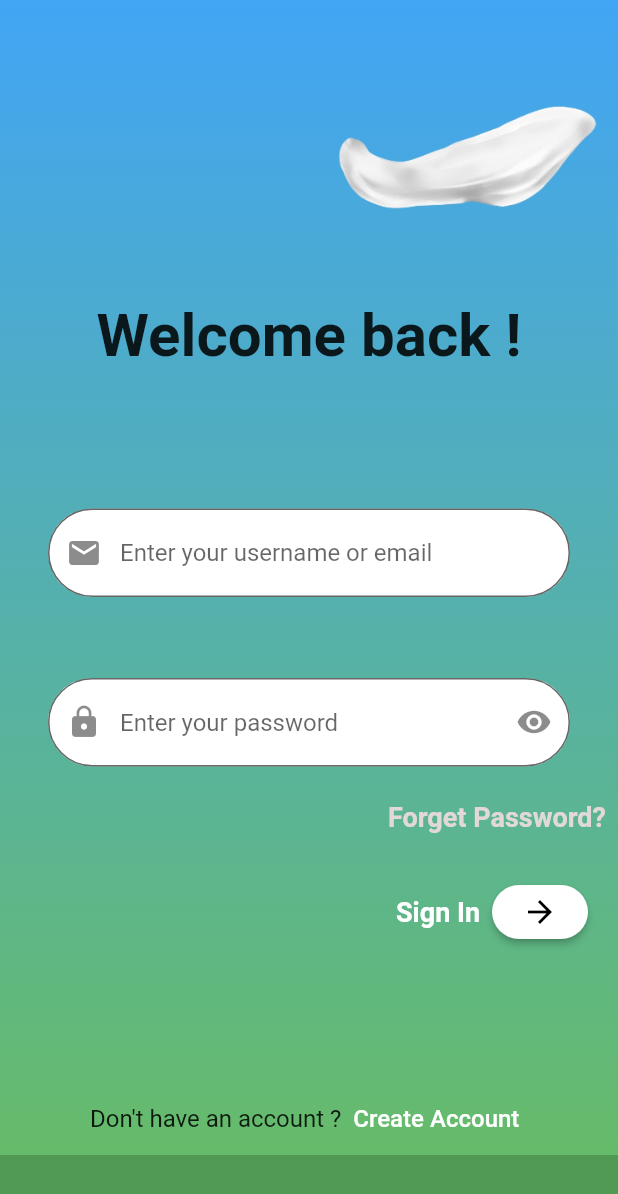
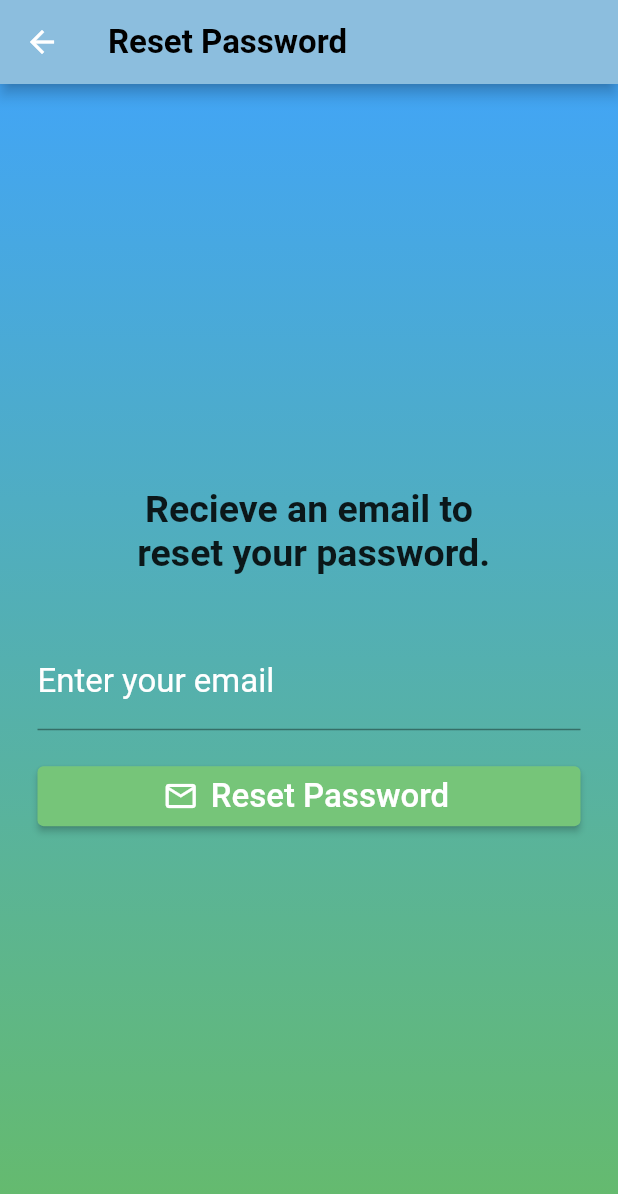
Before and after one commit to ank809/Password-Manager, a Flutter app: the Login screen opened by its route, after a tap on "Forget Password?", on a phone screen of 412 x 824 dp. Shown: the top 1194 px of the screen. Run offline on Flutter 3.47's test engine with Material 2 defaults, Android fonts, the phone set to English and light mode, and no system bars; our stand-ins replace cloud_firestore, email_validator, firebase_auth, firebase_core, google_sign_in; accounts and stored records are empty.

Commit message:
reset password functionality added

```diff
--- a/lib/constants.dart
+++ b/lib/constants.dart
@@ -5,9 +5,10 @@ const  mainScreentext2 =TextStyle(color: Colors.green,
                 fontSize: 30.0, fontWeight: FontWeight.bold);
 const buttonStyle2=TextStyle(color: Colors.white, fontWeight: FontWeight.bold,
                                     fontSize: 18.0);
-const buttonStyle1=TextStyle(color: Color.fromARGB(255, 227, 216, 216), fontWeight: FontWeight.bold,
+const buttonStyle1=TextStyle(color: Color.fromARGB(255, 254, 255, 255), fontWeight: FontWeight.bold,
                                     fontSize: 18.0);
 const buttonStyle=TextStyle(color: Colors.green,
               fontSize: 18.0);
 const titlestyle=TextStyle(fontWeight: FontWeight.bold, fontSize: 22.0);
 const usernamestyle=TextStyle(fontSize: 18.0);
+const resetstyle=TextStyle(color:Colors.black, fontWeight: FontWeight.bold, fontSize: 22.0);
--- a/lib/login.dart
+++ b/lib/login.dart
@@ -51,7 +51,7 @@ class _LoginState extends State<Login> {
                 child: TextFormField(
                   controller: _emailController,
                   decoration: InputDecoration(
-                    prefixIcon: Icon(Icons.email),
+                    prefixIcon: Icon(Icons.email, color: Colors.green,size: 28.0,),
                     hintText: 'Enter your username or email',
                     fillColor: Colors.white,
                     filled: true,
@@ -67,7 +67,7 @@ class _LoginState extends State<Login> {
                   obscureText: isobscureText,
                   controller: _passwordController,
                   decoration: InputDecoration(
-                    prefixIcon: Icon(Icons.lock),
+                    prefixIcon: Icon(Icons.lock, color: Colors.green, size: 30.0,),
                     hintText: 'Enter your password',
                     fillColor: Colors.white,
                     filled: true,
@@ -82,7 +82,9 @@ class _LoginState extends State<Login> {
               Row(
                 mainAxisAlignment: MainAxisAlignment.end,
                 children: [
-                TextButton(onPressed: (){},
+                TextButton(onPressed: (){
+                  Navigator.pushNamed(context, '/reset');
+                },
                 child: Text('Forget Password?', style: buttonStyle1,)),
                 SizedBox(height: 18.0,),
             ],
@@ -97,16 +99,7 @@ class _LoginState extends State<Login> {
                     SizedBox(width: 8.0,),
                     ElevatedButton(
                       onPressed: (){
-                      if(_emailController.text.isNotEmpty && _passwordController.text.length>8){
                           login();
-                          ScaffoldMessenger.of(context).showSnackBar( const SnackBar(
-                       content: Text('Successfully logged in')),
-                       );
-                      }
-                      // else{
-                      // ScaffoldMessenger.of(context).showSnackBar( const SnackBar(
-                      //  content: Text('Password length is smaller than 8 or email is not correct')));
-                      // }
                     },
                     child:Icon(Icons.arrow_forward, color: Colors.black,),
                     style:ElevatedButton.styleFrom(
@@ -145,6 +138,8 @@ class _LoginState extends State<Login> {
       password: _passwordController.text,
     );
     Navigator.pushNamed(context, '/home');
+    ScaffoldMessenger.of(context).showSnackBar( const SnackBar(
+                       content: Text('Successfully logged in')));
   } on FirebaseAuthException catch (e) {
     if (e.code == 'wrong-password') {
       showDialog(
@@ -182,4 +177,5 @@ class _LoginState extends State<Login> {
   }
 }
 
+
 }
--- a/lib/main.dart
+++ b/lib/main.dart
@@ -3,6 +3,7 @@ import 'package:flutter/material.dart';
 import 'package:password_manager/add_password_page.dart';
 import 'package:password_manager/login.dart';
 import 'package:password_manager/mainScreen.dart';
+import 'package:password_manager/reset_password.dart';
 import 'package:password_manager/signup.dart';
 import 'package:password_manager/home.dart';
 
@@ -25,7 +26,8 @@ class MyApp extends StatelessWidget {
         '/login':(context) => Login(),
         '/signup':(context) => Signup(),
         '/home':(context) => Home(),
-        '/password':(context) => AddPasswordPage()
+        '/password':(context) => AddPasswordPage(),
+        '/reset':(context) => ResetPassword()
       },
       home: FutureBuilder(
         future: Firebase.initializeApp(),
--- /dev/null
+++ b/lib/reset_password.dart
@@ -0,0 +1,85 @@
+import 'package:email_validator/email_validator.dart';
+import 'package:firebase_auth/firebase_auth.dart';
+import 'package:flutter/material.dart';
+import 'package:password_manager/constants.dart';
+
+class ResetPassword extends StatefulWidget {
+  const ResetPassword({super.key});
+
+  @override
+  State<ResetPassword> createState() => _ResetPasswordState();
+}
+
+class _ResetPasswordState extends State<ResetPassword> {
+  final formkey= GlobalKey<FormState>();
+  TextEditingController emailController= TextEditingController();
+  @override
+  Widget build(BuildContext context) {
+    return Scaffold(
+      appBar: AppBar(title:const  Text('Reset Password',
+      style: resetstyle, ),
+      backgroundColor: Color.fromARGB(255, 140, 190, 222),),
+      body: Container(
+        padding: EdgeInsets.all(25.0),
+        decoration: BoxDecoration(
+          gradient: LinearGradient(
+            colors: [Colors.blue.shade400, Colors.green.shade400],
+            begin: Alignment.topCenter,
+            end: Alignment.bottomCenter,
+          ),
+        ),
+        child: Column(
+         mainAxisAlignment: MainAxisAlignment.center,
+          children: [
+            const Text('Recieve an email to \n reset your password. ',
+            textAlign: TextAlign.center,
+            style: TextStyle(fontWeight: FontWeight.bold, fontSize: 25.0),),
+            SizedBox(height: 40.0,),
+            Form(child:
+            TextFormField(
+              controller: emailController,
+              cursorColor: Colors.white,
+              decoration: const InputDecoration(
+                labelText: 'Enter your email',
+                labelStyle: TextStyle(color: Colors.white, fontSize: 22.0),
+                focusedBorder: OutlineInputBorder(),
+              ),
+              validator: (value) {
+                        if (value!.isEmpty ) {
+                          return 'Enter an email';
+                        }
+                        if(!RegExp(r'^[a-zA-Z0-9._%+-]+@[a-zA-Z0-9.-]+\.[a-zA-Z]{2,}$').hasMatch(value)){
+                          return 'Enter a valid email';
+                        }
+                        return null;
+                      },
+            ),
+
+            ),
+            SizedBox(height: 20.0,),
+            ElevatedButton.icon(
+              style: ElevatedButton.styleFrom(
+                minimumSize: Size.fromHeight(40.0),
+                backgroundColor: const Color.fromARGB(255, 118, 197, 121),
+              ),
+              onPressed: (){
+                  reset_password();
+            }, icon: Icon(Icons.email_outlined),
+            label: Text('Reset Password', style: TextStyle(fontSize: 22.0),)),
+          ],
+        ),
+      )
+    );
+  }
+  Future reset_password () async {
+    try{await FirebaseAuth.instance.sendPasswordResetEmail(email: emailController.text.trim());
+ ScaffoldMessenger.of(context).showSnackBar(SnackBar(content: Text('Password Reset Email Sent '))
+ );
+  }on   FirebaseAuthException catch(e){
+    print(e);
+    ScaffoldMessenger.of(context).showSnackBar(SnackBar(content: Text(e.message.toString()))
+ );
+  }
+  Navigator.of(context).pop();
+  }
+}
--- a/lib/signup.dart
+++ b/lib/signup.dart
@@ -25,17 +25,6 @@ class _SignupState extends State<Signup> {
       isPasswordVisible = !isPasswordVisible;
     });
   }
-
-  // Function to manually validate the email
-  // String? validateEmail(String? value) {
-  //   if (value!.isEmpty) {
-  //     return 'Please enter an email';
-  //   }
-  //   if (!EmailValidator.validate(value)) {
-  //     return 'Please enter a valid email';
-  //   }
-  //   return null;
-  // }
 
   @override
   Widget build(BuildContext context) {
@@ -158,7 +147,8 @@ class _SignupState extends State<Signup> {
                           return 'Please enter a password';
                         }
                         if (!RegExp(r'^(?=.*?[A-Z])(?=.*?[a-z])(?=.*?[0-9])(?=.*?[!@#\$%^&*]).{8,}$').hasMatch(value)){
-                    return 'Password must be at least 8 characters long and contain special characters';
+                    return 'Password must be 8 characters with upper, lower, number, and special char';
+
                         }
                         return null;
                       },
```
